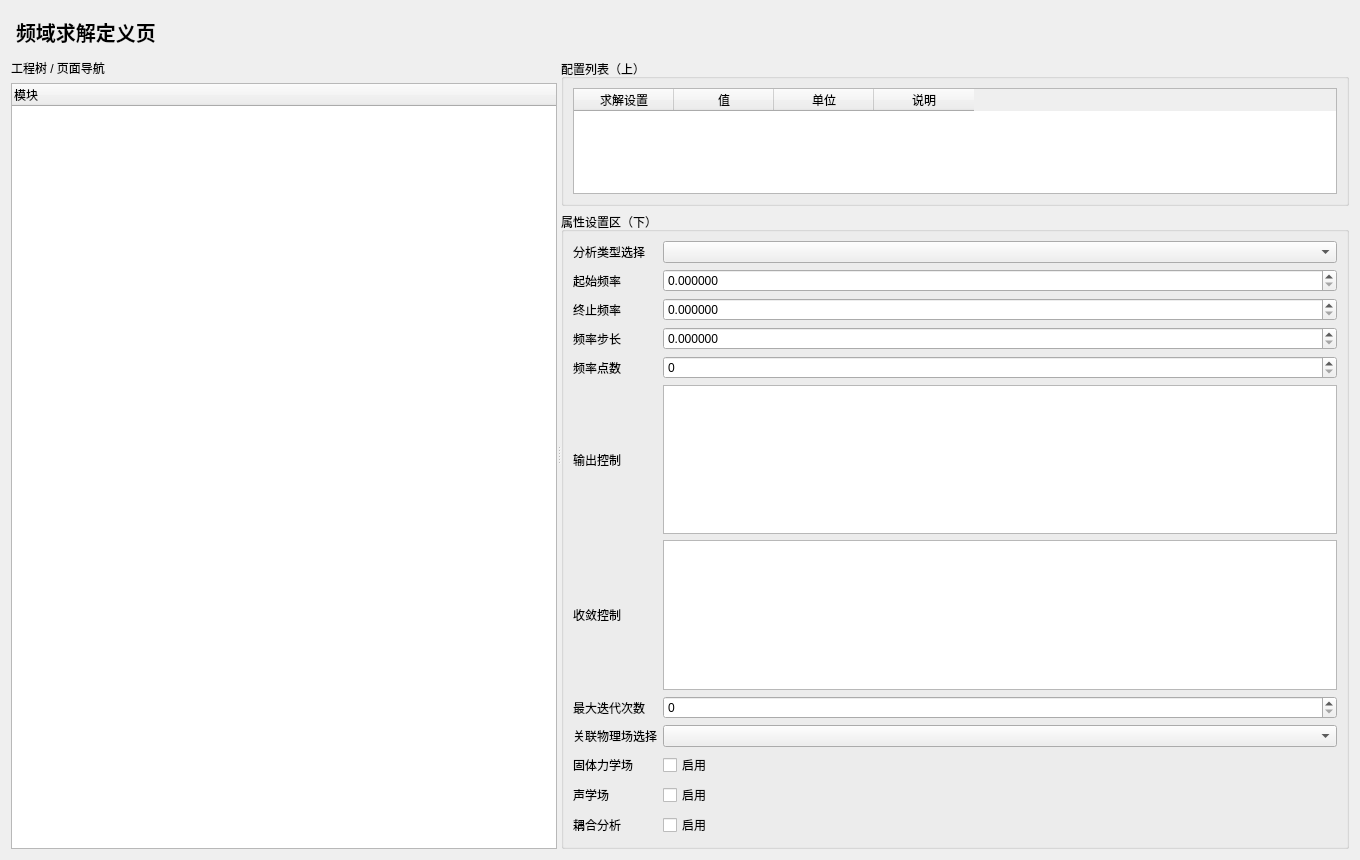
Old version of the form plugins/Base_Display/SolverFrequencyDefinitionPage.ui in the repository asd977/base_cae.
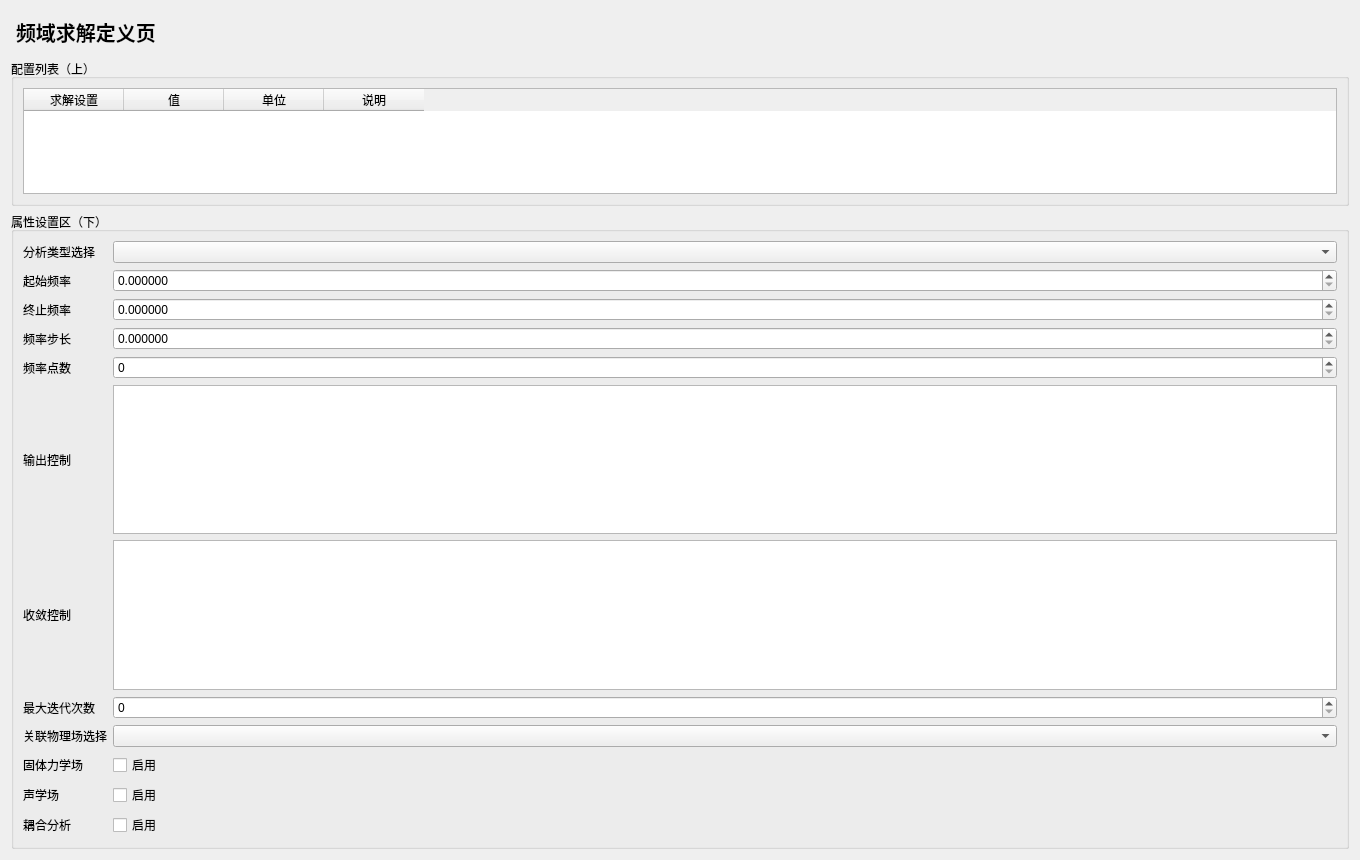
New version of the form.

Commit message: 按评审意见移除左侧导航并补充底部纵向弹簧

Patch:
```diff
--- a/plugins/Base_Display/SolverFrequencyDefinitionPage.ui
+++ b/plugins/Base_Display/SolverFrequencyDefinitionPage.ui
@@ -6,17 +6,6 @@
   <layout class="QVBoxLayout" name="rootLayout">
    <item><widget class="QLabel" name="titleLabel"><property name="styleSheet"><string notr="true">font-size:20px;font-weight:700;padding:6px 0;</string></property><property name="text"><string>频域求解定义页</string></property></widget></item>
    <item>
-    <widget class="QSplitter" name="mainSplitter">
-     <property name="orientation"><enum>Qt::Horizontal</enum></property>
-     <widget class="QWidget" name="leftPanel">
-      <layout class="QVBoxLayout" name="leftLayout">
-       <item><widget class="QLabel" name="navTitle"><property name="text"><string>工程树 / 页面导航</string></property></widget></item>
-       <item><widget class="QTreeWidget" name="navTree"><column><property name="text"><string>模块</string></property></column></widget></item>
-      </layout>
-     </widget>
-     <widget class="QWidget" name="rightPanel">
-      <layout class="QVBoxLayout" name="rightLayout">
-       <item>
         <widget class="QGroupBox" name="listGroup"><property name="title"><string>配置列表（上）</string></property>
          <layout class="QVBoxLayout" name="listLayout">
           <item><widget class="QTableWidget" name="configTable">              <column><property name="text"><string>求解设置</string></property></column>
@@ -57,9 +46,11 @@
          </layout>
         </widget>
        </item>
-      </layout>
-     </widget>
-    </widget>
+   <item>
+    <spacer name="verticalSpacer">
+     <property name="orientation"><enum>Qt::Vertical</enum></property>
+     <property name="sizeHint" stdset="0"><size><width>20</width><height>40</height></size></property>
+    </spacer>
    </item>
   </layout>
  </widget>
```
Left out of the diff: 3 changed lines with no effect on the pictures. Lines whose indentation alone changed are shown as unchanged. The commit also changes 23 other files.
